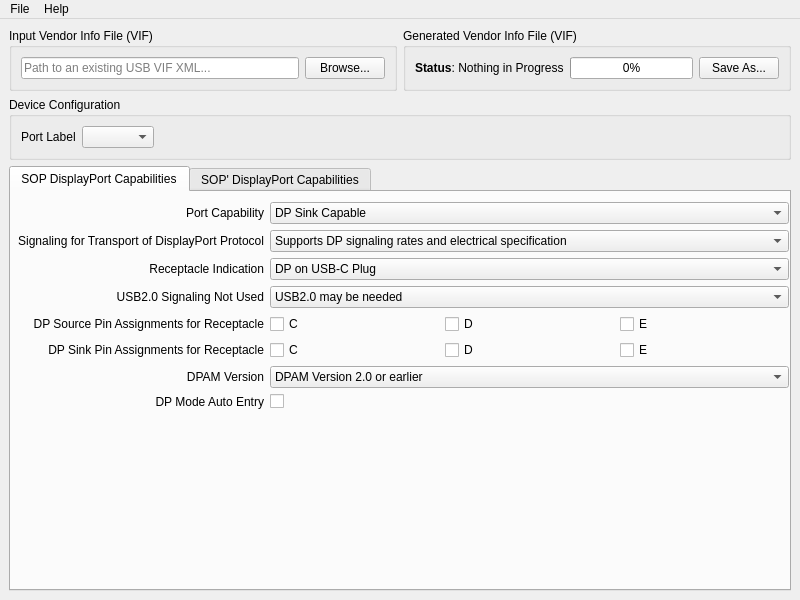
Above: dpamvifgenerator/uifiles/mainwindow.ui from r-almendarez/dpam-vif-generator before the change. Below: the same form after it.
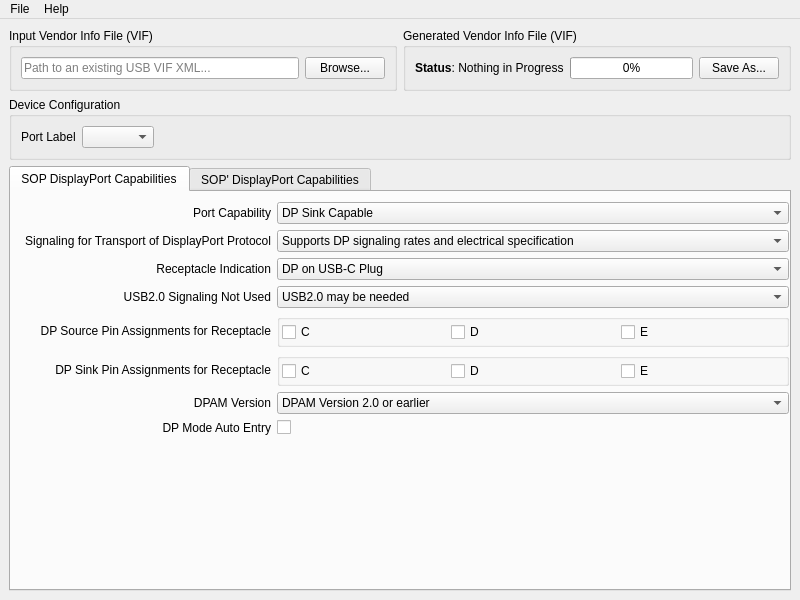
That is the form after the change.

What changed in the file:
```diff
--- a/dpamvifgenerator/uifiles/mainwindow.ui
+++ b/dpamvifgenerator/uifiles/mainwindow.ui
@@ -121,90 +121,44 @@
           <x>7</x>
           <y>10</y>
           <width>771</width>
-          <height>366</height>
+          <height>400</height>
          </rect>
         </property>
         <layout class="QGridLayout" name="gridLayout_4">
-         <item row="5" column="2">
-          <widget class="QCheckBox" name="sink_pin_assignments_d_checkbox">
-           <property name="text">
-            <string>D</string>
+         <item row="8" column="0">
+          <spacer name="verticalSpacer">
+           <property name="orientation">
+            <enum>Qt::Vertical</enum>
            </property>
-          </widget>
-         </item>
-         <item row="1" column="1" colspan="3">
-          <widget class="QComboBox" name="dp_transport_signaling_cbb">
-           <item>
-            <property name="text">
-             <string>Supports DP signaling rates and electrical specification</string>
-            </property>
-           </item>
-          </widget>
-         </item>
-         <item row="3" column="0">
-          <widget class="QLabel" name="usb20_signaling_not_used_label">
-           <property name="toolTip">
-            <string>&lt;html&gt;&lt;head/&gt;&lt;body&gt;&lt;p&gt;This field is set when USB2.0 is need while in a DisplayPort Configuration &lt;/p&gt;&lt;/body&gt;&lt;/html&gt;</string>
+           <property name="sizeHint" stdset="0">
+            <size>
+             <width>20</width>
+             <height>174</height>
+            </size>
            </property>
-           <property name="text">
-            <string>USB2.0 Signaling Not Used</string>
-           </property>
-           <property name="alignment">
-            <set>Qt::AlignRight|Qt::AlignTrailing|Qt::AlignVCenter</set>
-           </property>
-          </widget>
+          </spacer>
          </item>
-         <item row="0" column="0">
-          <widget class="QLabel" name="port_capability_label">
-           <property name="toolTip">
-            <string>&lt;html&gt;&lt;head/&gt;&lt;body&gt;&lt;p&gt;This field will correspond to the capabilities of the DisplayPort product. DP Sink is used for end-products such as monitors, docks, etc. DP Sources is used for end-products such as Notebooks, Cell Phones, etc. DP Source &amp;amp; Sink is used for end-products such as bi-directional Type-C to DP cables, docks, etc.&lt;/p&gt;&lt;/body&gt;&lt;/html&gt;</string>
+         <item row="0" column="1" colspan="2">
+          <widget class="QComboBox" name="port_capability_cbb">
+           <property name="sizePolicy">
+            <sizepolicy hsizetype="Expanding" vsizetype="Fixed">
+             <horstretch>0</horstretch>
+             <verstretch>0</verstretch>
+            </sizepolicy>
            </property>
-           <property name="text">
-            <string>Port Capability</string>
-           </property>
-           <property name="alignment">
-            <set>Qt::AlignRight|Qt::AlignTrailing|Qt::AlignVCenter</set>
-           </property>
-          </widget>
-         </item>
-         <item row="4" column="1">
-          <widget class="QCheckBox" name="source_pin_assignments_c_checkbox">
-           <property name="text">
-            <string>C</string>
-           </property>
-          </widget>
-         </item>
-         <item row="4" column="2">
-          <widget class="QCheckBox" name="source_pin_assignments_d_checkbox">
-           <property name="text">
-            <string>D</string>
-           </property>
-          </widget>
-         </item>
-         <item row="6" column="1" colspan="3">
-          <widget class="QComboBox" name="dpam_version_cbb">
            <item>
             <property name="text">
-             <string>DPAM Version 2.0 or earlier</string>
+             <string>DP Sink Capable</string>
             </property>
            </item>
            <item>
             <property name="text">
-             <string>DPAM Version 2.1 or higher</string>
+             <string>DP Source Capable</string>
             </property>
            </item>
-          </widget>
-         </item>
-         <item row="2" column="1" colspan="3">
-          <widget class="QComboBox" name="receptacle_indication_cbb">
            <item>
             <property name="text">
-             <string>DP on USB-C Plug</string>
-            </property>
-           </item>
-           <item>
-            <property name="text">
-             <string>DP on USB-C Receptacle</string>
+             <string>Both DP Source &amp; Sink Capable</string>
             </property>
            </item>
           </widget>
@@ -222,11 +176,18 @@
            </property>
           </widget>
          </item>
-         <item row="4" column="3">
-          <widget class="QCheckBox" name="source_pin_assginments_e_checkbox">
-           <property name="text">
-            <string>E</string>
-           </property>
+         <item row="2" column="1" colspan="2">
+          <widget class="QComboBox" name="receptacle_indication_cbb">
+           <item>
+            <property name="text">
+             <string>DP on USB-C Plug</string>
+            </property>
+           </item>
+           <item>
+            <property name="text">
+             <string>DP on USB-C Receptacle</string>
+            </property>
+           </item>
           </widget>
          </item>
          <item row="4" column="0">
@@ -242,34 +203,102 @@
            </property>
           </widget>
          </item>
-         <item row="5" column="3">
-          <widget class="QCheckBox" name="sink_pin_assignments_e_checkbox">
-           <property name="text">
-            <string>E</string>
-           </property>
-          </widget>
-         </item>
-         <item row="2" column="0">
-          <widget class="QLabel" name="receptacle_indication_label">
+         <item row="3" column="0">
+          <widget class="QLabel" name="usb20_signaling_not_used_label">
            <property name="toolTip">
-            <string>&lt;html&gt;&lt;head/&gt;&lt;body&gt;&lt;p&gt;&lt;span style=&quot; font-family:'Calibri','sans-serif'; font-size:11pt;&quot;&gt;This field corresponds where the DisplayPort interface is presented, either Type-C Plug or Receptacle&lt;/span&gt;&lt;/p&gt;&lt;/body&gt;&lt;/html&gt;</string>
+            <string>&lt;html&gt;&lt;head/&gt;&lt;body&gt;&lt;p&gt;This field is set when USB2.0 is need while in a DisplayPort Configuration &lt;/p&gt;&lt;/body&gt;&lt;/html&gt;</string>
            </property>
            <property name="text">
-            <string>Receptacle Indication</string>
+            <string>USB2.0 Signaling Not Used</string>
            </property>
            <property name="alignment">
             <set>Qt::AlignRight|Qt::AlignTrailing|Qt::AlignVCenter</set>
            </property>
           </widget>
          </item>
-         <item row="7" column="1">
-          <widget class="QCheckBox" name="dp_auto_mode_entry_checkbox">
-           <property name="layoutDirection">
-            <enum>Qt::LeftToRight</enum>
+         <item row="3" column="1" colspan="2">
+          <widget class="QComboBox" name="usb20_signaling_not_used_cbb">
+           <item>
+            <property name="text">
+             <string>USB2.0 may be needed</string>
+            </property>
+           </item>
+           <item>
+            <property name="text">
+             <string>USB2.0 is not needed</string>
+            </property>
+           </item>
+          </widget>
+         </item>
+         <item row="4" column="1" colspan="2">
+          <widget class="QGroupBox" name="source_pin_assignments_groupbox">
+           <property name="sizePolicy">
+            <sizepolicy hsizetype="Preferred" vsizetype="Preferred">
+             <horstretch>0</horstretch>
+             <verstretch>0</verstretch>
+            </sizepolicy>
            </property>
-           <property name="text">
+           <property name="title">
             <string/>
            </property>
+           <layout class="QGridLayout" name="gridLayout_7">
+            <property name="leftMargin">
+             <number>2</number>
+            </property>
+            <property name="topMargin">
+             <number>2</number>
+            </property>
+            <property name="rightMargin">
+             <number>2</number>
+            </property>
+            <property name="bottomMargin">
+             <number>2</number>
+            </property>
+            <item row="0" column="0">
+             <widget class="QCheckBox" name="source_pin_assignments_c_checkbox">
+              <property name="text">
+               <string>C</string>
+              </property>
+             </widget>
+            </item>
+            <item row="0" column="1">
+             <widget class="QCheckBox" name="source_pin_assignments_d_checkbox">
+              <property name="text">
+               <string>D</string>
+              </property>
+             </widget>
+            </item>
+            <item row="0" column="2">
+             <widget class="QCheckBox" name="source_pin_assginments_e_checkbox">
+              <property name="text">
+               <string>E</string>
+              </property>
+             </widget>
+            </item>
+           </layout>
+          </widget>
+         </item>
+         <item row="1" column="1" colspan="2">
+          <widget class="QComboBox" name="dp_transport_signaling_cbb">
+           <item>
+            <property name="text">
+             <string>Supports DP signaling rates and electrical specification</string>
+            </property>
+           </item>
+          </widget>
+         </item>
+         <item row="6" column="1" colspan="2">
+          <widget class="QComboBox" name="dpam_version_cbb">
+           <item>
+            <property name="text">
+             <string>DPAM Version 2.0 or earlier</string>
+            </property>
+           </item>
+           <item>
+            <property name="text">
+             <string>DPAM Version 2.1 or higher</string>
+            </property>
+           </item>
           </widget>
          </item>
          <item row="6" column="0">
@@ -285,65 +314,6 @@
            </property>
           </widget>
          </item>
-         <item row="0" column="1" colspan="3">
-          <widget class="QComboBox" name="port_capability_cbb">
-           <property name="sizePolicy">
-            <sizepolicy hsizetype="Expanding" vsizetype="Fixed">
-             <horstretch>0</horstretch>
-             <verstretch>0</verstretch>
-            </sizepolicy>
-           </property>
-           <item>
-            <property name="text">
-             <string>DP Sink Capable</string>
-            </property>
-           </item>
-           <item>
-            <property name="text">
-             <string>DP Source Capable</string>
-            </property>
-           </item>
-           <item>
-            <property name="text">
-             <string>Both DP Source &amp; Sink Capable</string>
-            </property>
-           </item>
-          </widget>
-         </item>
-         <item row="7" column="0">
-          <widget class="QLabel" name="dp_auto_mode_entry_label">
-           <property name="toolTip">
-            <string>&lt;html&gt;&lt;head/&gt;&lt;body&gt;&lt;p&gt;This field is specific for a DFP (DP Source) in which it will automatically enter DP Alt Mode. This field is not set for a UFP (DP Sink) as the DP Alt Mode sequence would be initiated by the DFP port partner. &lt;/p&gt;&lt;/body&gt;&lt;/html&gt;</string>
-           </property>
-           <property name="text">
-            <string>DP Mode Auto Entry</string>
-           </property>
-           <property name="alignment">
-            <set>Qt::AlignRight|Qt::AlignTrailing|Qt::AlignVCenter</set>
-           </property>
-          </widget>
-         </item>
-         <item row="3" column="1" colspan="3">
-          <widget class="QComboBox" name="usb20_signaling_not_used_cbb">
-           <item>
-            <property name="text">
-             <string>USB2.0 may be needed</string>
-            </property>
-           </item>
-           <item>
-            <property name="text">
-             <string>USB2.0 is not needed</string>
-            </property>
-           </item>
-          </widget>
-         </item>
-         <item row="5" column="1">
-          <widget class="QCheckBox" name="sink_pin_assignments_c_checkbox">
-           <property name="text">
-            <string>C</string>
-           </property>
-          </widget>
-         </item>
          <item row="5" column="0">
           <widget class="QLabel" name="sink_pin_assginments_label">
            <property name="toolTip">
@@ -357,18 +327,96 @@
            </property>
           </widget>
          </item>
-         <item row="8" column="0">
-          <spacer name="verticalSpacer">
-           <property name="orientation">
-            <enum>Qt::Vertical</enum>
+         <item row="7" column="0">
+          <widget class="QLabel" name="dp_auto_mode_entry_label">
+           <property name="toolTip">
+            <string>&lt;html&gt;&lt;head/&gt;&lt;body&gt;&lt;p&gt;This field is specific for a DFP (DP Source) in which it will automatically enter DP Alt Mode. This field is not set for a UFP (DP Sink) as the DP Alt Mode sequence would be initiated by the DFP port partner. &lt;/p&gt;&lt;/body&gt;&lt;/html&gt;</string>
            </property>
-           <property name="sizeHint" stdset="0">
-            <size>
-             <width>20</width>
-             <height>174</height>
-            </size>
+           <property name="text">
+            <string>DP Mode Auto Entry</string>
            </property>
-          </spacer>
+           <property name="alignment">
+            <set>Qt::AlignRight|Qt::AlignTrailing|Qt::AlignVCenter</set>
+           </property>
+          </widget>
+         </item>
+         <item row="7" column="1">
+          <widget class="QCheckBox" name="dp_auto_mode_entry_checkbox">
+           <property name="layoutDirection">
+            <enum>Qt::LeftToRight</enum>
+           </property>
+           <property name="text">
+            <string/>
+           </property>
+          </widget>
+         </item>
+         <item row="0" column="0">
+          <widget class="QLabel" name="port_capability_label">
+           <property name="toolTip">
+            <string>&lt;html&gt;&lt;head/&gt;&lt;body&gt;&lt;p&gt;This field will correspond to the capabilities of the DisplayPort product. DP Sink is used for end-products such as monitors, docks, etc. DP Sources is used for end-products such as Notebooks, Cell Phones, etc. DP Source &amp;amp; Sink is used for end-products such as bi-directional Type-C to DP cables, docks, etc.&lt;/p&gt;&lt;/body&gt;&lt;/html&gt;</string>
+           </property>
+           <property name="text">
+            <string>Port Capability</string>
+           </property>
+           <property name="alignment">
+            <set>Qt::AlignRight|Qt::AlignTrailing|Qt::AlignVCenter</set>
+           </property>
+          </widget>
+         </item>
+         <item row="2" column="0">
+          <widget class="QLabel" name="receptacle_indication_label">
+           <property name="toolTip">
+            <string>&lt;html&gt;&lt;head/&gt;&lt;body&gt;&lt;p&gt;&lt;span style=&quot; font-family:'Calibri','sans-serif'; font-size:11pt;&quot;&gt;This field corresponds where the DisplayPort interface is presented, either Type-C Plug or Receptacle&lt;/span&gt;&lt;/p&gt;&lt;/body&gt;&lt;/html&gt;</string>
+           </property>
+           <property name="text">
+            <string>Receptacle Indication</string>
+           </property>
+           <property name="alignment">
+            <set>Qt::AlignRight|Qt::AlignTrailing|Qt::AlignVCenter</set>
+           </property>
+          </widget>
+         </item>
+         <item row="5" column="1" colspan="2">
+          <widget class="QGroupBox" name="sink_pin_assignments_groupbox">
+           <property name="title">
+            <string/>
+           </property>
+           <layout class="QGridLayout" name="gridLayout_8">
+            <property name="leftMargin">
+             <number>2</number>
+            </property>
+            <property name="topMargin">
+             <number>2</number>
+            </property>
+            <property name="rightMargin">
+             <number>2</number>
+            </property>
+            <property name="bottomMargin">
+             <number>2</number>
+            </property>
+            <item row="0" column="0">
+             <widget class="QCheckBox" name="sink_pin_assignments_c_checkbox">
+              <property name="text">
+               <string>C</string>
+              </property>
+             </widget>
+            </item>
+            <item row="0" column="1">
+             <widget class="QCheckBox" name="sink_pin_assignments_d_checkbox">
+              <property name="text">
+               <string>D</string>
+              </property>
+             </widget>
+            </item>
+            <item row="0" column="2">
+             <widget class="QCheckBox" name="sink_pin_assignments_e_checkbox">
+              <property name="text">
+               <string>E</string>
+              </property>
+             </widget>
+            </item>
+           </layout>
+          </widget>
          </item>
         </layout>
        </widget>
```
